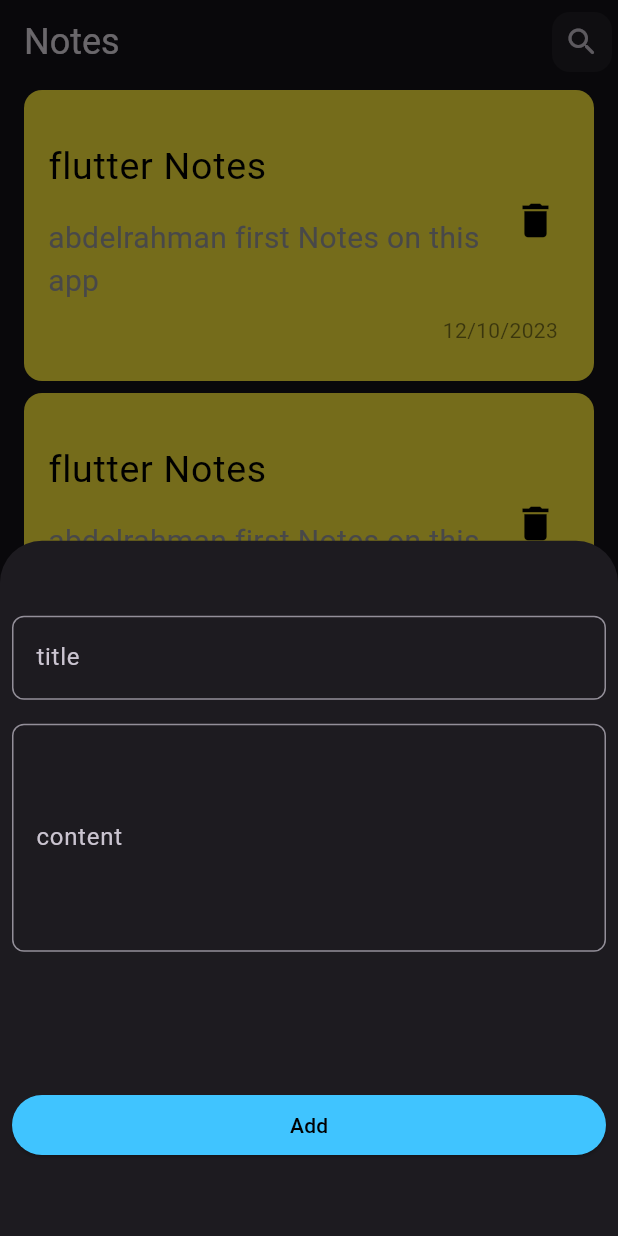
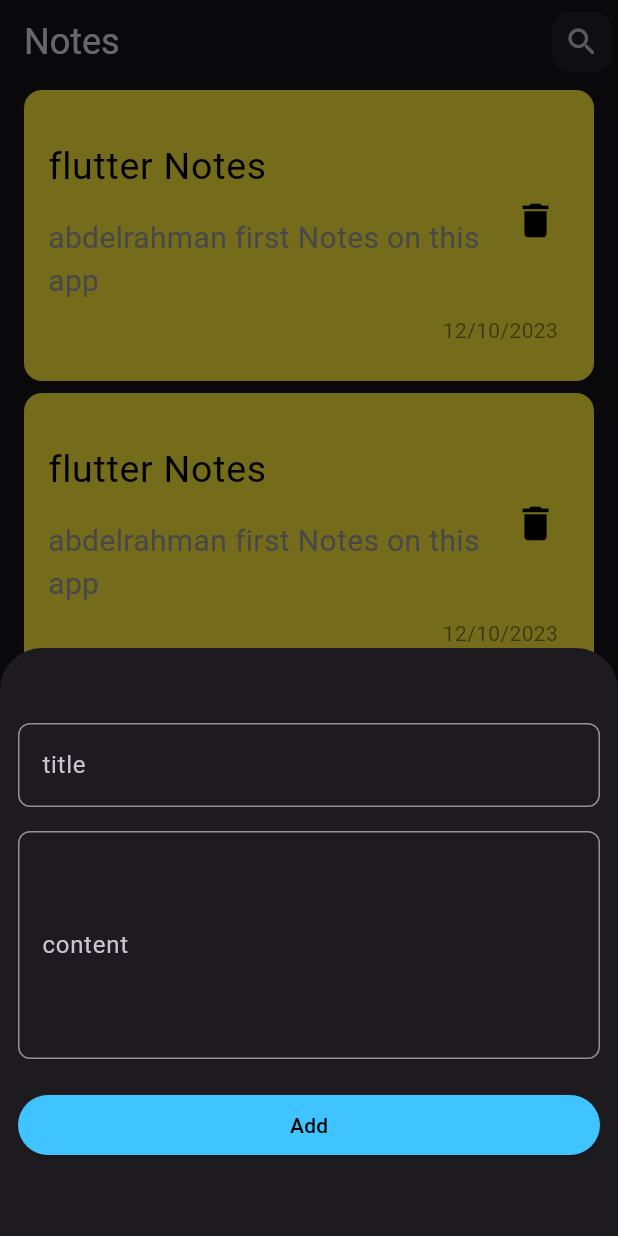
Before and after one commit to AbdelrahmanAyman1/notes, a Flutter app: the screen it shows after launch, after a tap on the "add" icon, on a phone screen of 412 x 824 dp. Run offline on Flutter 3.47's test engine with Material 3 defaults, Android fonts, the phone set to English and light mode, and no system bars; our stand-ins replace google_fonts.

Commit message:
finish bottom sheet

```diff
--- a/lib/views/home_view.dart
+++ b/lib/views/home_view.dart
@@ -1,7 +1,7 @@
 import 'package:flutter/material.dart';
 
+import '../widgets/bottom_sheet.dart';
 import '../widgets/custom_note.dart';
-import '../widgets/custom_text_field.dart';
 
 class HomeView extends StatelessWidget {
   static String routeName = 'home';
@@ -41,40 +41,16 @@ class HomeView extends StatelessWidget {
       ),
       floatingActionButton: FloatingActionButton(
           onPressed: () {
-            openBottomSheet(context);
+            showModalBottomSheet(
+              context: context,
+              builder: (context) {
+                return const BottomSheetContent();
+              },
+            );
           },
           shape: const CircleBorder(eccentricity: 1),
           backgroundColor: Colors.blue,
           child: const Icon(Icons.add)),
     );
   }
-
-  void openBottomSheet(BuildContext context) {
-    showModalBottomSheet(
-      context: context,
-      builder: (context) {
-        return Padding(
-          padding: const EdgeInsets.symmetric(horizontal: 8.0, vertical: 50),
-          child: Container(
-              width: double.infinity,
-              child: Column(
-                crossAxisAlignment: CrossAxisAlignment.stretch,
-                children: [
-                  const CustomTextField(label: 'title'),
-                  const SizedBox(height: 16),
-                  const CustomTextField(label: 'content', maxLines: 5),
-                  const Spacer(),
-                  ElevatedButton(
-                    onPressed: () {},
-                    style: ElevatedButton.styleFrom(
-                        backgroundColor: Colors.lightBlueAccent,
-                        foregroundColor: Colors.black),
-                    child: const Text('Add'),
-                  )
-                ],
-              )),
-        );
-      },
-    );
-  }
 }
--- /dev/null
+++ b/lib/widgets/bottom_sheet.dart
@@ -0,0 +1,33 @@
+import 'package:flutter/material.dart';
+
+import 'custom_text_field.dart';
+
+class BottomSheetContent extends StatelessWidget {
+  const BottomSheetContent({
+    super.key,
+  });
+
+  @override
+  Widget build(BuildContext context) {
+    return SingleChildScrollView(
+      padding:
+          const EdgeInsetsDirectional.symmetric(vertical: 50, horizontal: 12),
+      child: Column(
+        crossAxisAlignment: CrossAxisAlignment.stretch,
+        children: [
+          const CustomTextField(label: 'title'),
+          const SizedBox(height: 16),
+          const CustomTextField(label: 'content', maxLines: 5),
+          const SizedBox(height: 20),
+          ElevatedButton(
+            onPressed: () {},
+            style: ElevatedButton.styleFrom(
+                backgroundColor: Colors.lightBlueAccent,
+                foregroundColor: Colors.black),
+            child: const Text('Add'),
+          )
+        ],
+      ),
+    );
+  }
+}
```
